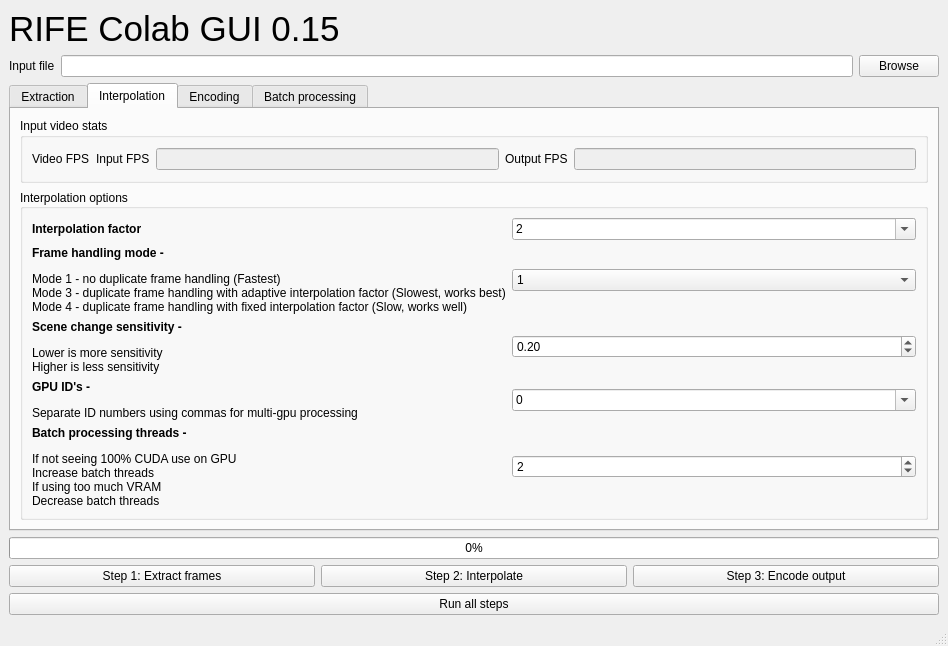
Above: main_gui.ui from HeylonNHP/RIFE-Colab before the change. Below: the same form after it.
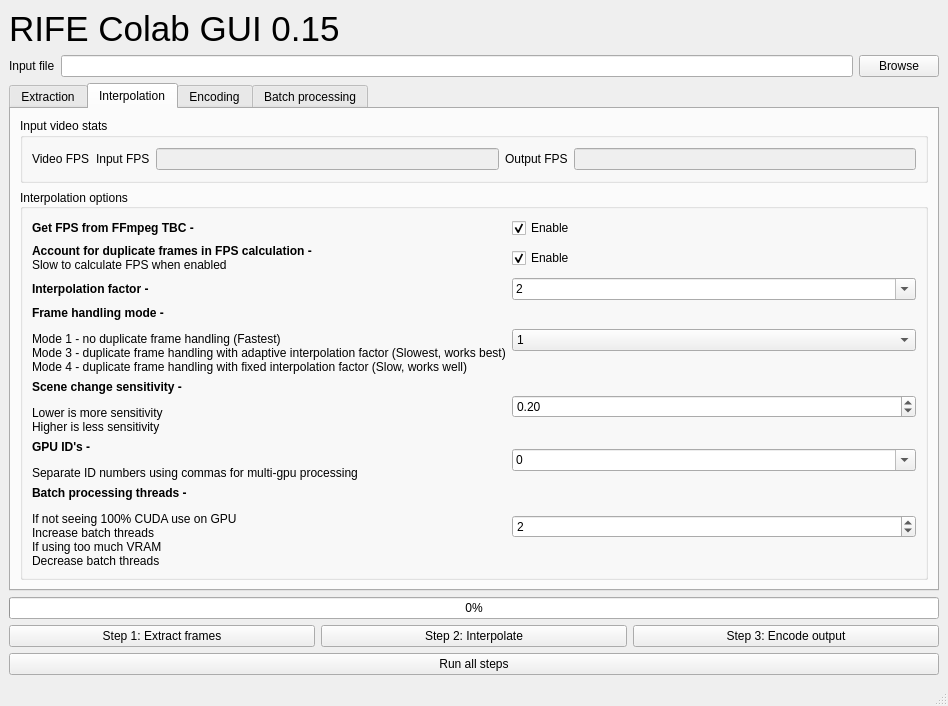
That is the form after the change. The open tabs and pages were chosen to show the change.

Commit message: Update GUI with checkboxes for accurate fps and fps accounted for duplicate frames

The edit to the form file:
```diff
--- a/main_gui.ui
+++ b/main_gui.ui
@@ -7,7 +7,7 @@
     <x>0</x>
     <y>0</y>
     <width>948</width>
-    <height>638</height>
+    <height>655</height>
    </rect>
   </property>
   <property name="windowTitle">
@@ -243,14 +243,31 @@
            <property name="sizeConstraint">
             <enum>QLayout::SetDefaultConstraint</enum>
            </property>
-           <item row="4" column="0">
-            <widget class="QLabel" name="label_7">
+           <item row="3" column="0">
+            <widget class="QLabel" name="label_4">
              <property name="text">
-              <string>&lt;html&gt;&lt;head/&gt;&lt;body&gt;&lt;p&gt;&lt;span style=&quot; font-weight:600;&quot;&gt;Batch processing threads -&lt;/span&gt;&lt;/p&gt;&lt;p&gt;If not seeing 100% CUDA use on GPU&lt;br/&gt;Increase batch threads&lt;br/&gt;If using too much VRAM&lt;br/&gt;Decrease batch threads&lt;/p&gt;&lt;/body&gt;&lt;/html&gt;</string>
+              <string>&lt;html&gt;&lt;head/&gt;&lt;body&gt;&lt;p&gt;&lt;span style=&quot; font-weight:600;&quot;&gt;Frame handling mode -&lt;/span&gt;&lt;/p&gt;
+&lt;p&gt;Mode 1 - no duplicate frame handling (Fastest)&lt;br&gt;
+Mode 3 - duplicate frame handling with adaptive interpolation factor (Slowest, works best)&lt;br&gt;
+Mode 4 - duplicate frame handling with fixed interpolation factor (Slow, works well)
+&lt;/body&gt;&lt;/html&gt;</string>
              </property>
             </widget>
            </item>
            <item row="4" column="1">
+            <widget class="QDoubleSpinBox" name="scenechangeSensitivityNumber">
+             <property name="maximum">
+              <double>1.000000000000000</double>
+             </property>
+             <property name="singleStep">
+              <double>0.010000000000000</double>
+             </property>
+             <property name="value">
+              <double>0.200000000000000</double>
+             </property>
+            </widget>
+           </item>
+           <item row="6" column="1">
             <widget class="QSpinBox" name="batchthreadsNumber">
              <property name="minimum">
               <number>1</number>
@@ -263,21 +280,21 @@
              </property>
             </widget>
            </item>
-           <item row="2" column="0">
+           <item row="4" column="0">
             <widget class="QLabel" name="label_5">
              <property name="text">
               <string>&lt;html&gt;&lt;head/&gt;&lt;body&gt;&lt;p&gt;&lt;span style=&quot; font-weight:600;&quot;&gt;Scene change sensitivity -&lt;/span&gt;&lt;/p&gt;&lt;p&gt;Lower is more sensitivity&lt;br/&gt;Higher is less sensitivity&lt;/p&gt;&lt;/body&gt;&lt;/html&gt;</string>
              </property>
             </widget>
            </item>
-           <item row="3" column="0">
+           <item row="5" column="0">
             <widget class="QLabel" name="label_6">
              <property name="text">
               <string>&lt;html&gt;&lt;head/&gt;&lt;body&gt;&lt;p&gt;&lt;span style=&quot; font-weight:600;&quot;&gt;GPU ID's -&lt;/span&gt;&lt;/p&gt;&lt;p&gt;Separate ID numbers using commas for multi-gpu processing&lt;/p&gt;&lt;/body&gt;&lt;/html&gt;</string>
              </property>
             </widget>
            </item>
-           <item row="1" column="1">
+           <item row="3" column="1">
             <widget class="QComboBox" name="modeSelect">
              <property name="currentText">
               <string>1</string>
@@ -299,38 +316,31 @@
              </item>
             </widget>
            </item>
-           <item row="1" column="0">
-            <widget class="QLabel" name="label_4">
-             <property name="text">
-              <string>&lt;html&gt;&lt;head/&gt;&lt;body&gt;&lt;p&gt;&lt;span style=&quot; font-weight:600;&quot;&gt;Frame handling mode -&lt;/span&gt;&lt;/p&gt;
-&lt;p&gt;Mode 1 - no duplicate frame handling (Fastest)&lt;br&gt;
-Mode 3 - duplicate frame handling with adaptive interpolation factor (Slowest, works best)&lt;br&gt;
-Mode 4 - duplicate frame handling with fixed interpolation factor (Slow, works well)
-&lt;/body&gt;&lt;/html&gt;</string>
-             </property>
-            </widget>
-           </item>
-           <item row="2" column="1">
-            <widget class="QDoubleSpinBox" name="scenechangeSensitivityNumber">
-             <property name="maximum">
-              <double>1.000000000000000</double>
-             </property>
-             <property name="singleStep">
-              <double>0.010000000000000</double>
-             </property>
-             <property name="value">
-              <double>0.200000000000000</double>
-             </property>
-            </widget>
-           </item>
-           <item row="0" column="0">
-            <widget class="QLabel" name="label_3">
-             <property name="text">
-              <string>&lt;html&gt;&lt;head/&gt;&lt;body&gt;&lt;p&gt;&lt;span style=&quot; font-weight:600;&quot;&gt;Interpolation factor&lt;/span&gt;&lt;/p&gt;&lt;/body&gt;&lt;/html&gt;</string>
-             </property>
-            </widget>
-           </item>
            <item row="0" column="1">
+            <widget class="QCheckBox" name="useAccurateFPSCheckbox">
+             <property name="text">
+              <string>Enable</string>
+             </property>
+             <property name="checked">
+              <bool>true</bool>
+             </property>
+            </widget>
+           </item>
+           <item row="6" column="0">
+            <widget class="QLabel" name="label_7">
+             <property name="text">
+              <string>&lt;html&gt;&lt;head/&gt;&lt;body&gt;&lt;p&gt;&lt;span style=&quot; font-weight:600;&quot;&gt;Batch processing threads -&lt;/span&gt;&lt;/p&gt;&lt;p&gt;If not seeing 100% CUDA use on GPU&lt;br/&gt;Increase batch threads&lt;br/&gt;If using too much VRAM&lt;br/&gt;Decrease batch threads&lt;/p&gt;&lt;/body&gt;&lt;/html&gt;</string>
+             </property>
+            </widget>
+           </item>
+           <item row="0" column="0">
+            <widget class="QLabel" name="label_2">
+             <property name="text">
+              <string>&lt;b&gt;Get FPS from FFmpeg TBC -&lt;/b&gt;</string>
+             </property>
+            </widget>
+           </item>
+           <item row="2" column="1">
             <widget class="QComboBox" name="interpolationFactorSelect">
              <property name="editable">
               <bool>true</bool>
@@ -387,7 +397,14 @@
              </item>
             </widget>
            </item>
-           <item row="3" column="1">
+           <item row="2" column="0">
+            <widget class="QLabel" name="label_3">
+             <property name="text">
+              <string>&lt;html&gt;&lt;head/&gt;&lt;body&gt;&lt;p&gt;&lt;span style=&quot; font-weight:600;&quot;&gt;Interpolation factor -&lt;/span&gt;&lt;/p&gt;&lt;/body&gt;&lt;/html&gt;</string>
+             </property>
+            </widget>
+           </item>
+           <item row="5" column="1">
             <widget class="QComboBox" name="gpuidsSelect">
              <property name="editable">
               <bool>true</bool>
@@ -409,6 +426,24 @@
              </item>
             </widget>
            </item>
+           <item row="1" column="0">
+            <widget class="QLabel" name="label_21">
+             <property name="text">
+              <string>&lt;b&gt;Account for duplicate frames in FPS calculation -&lt;/b&gt;&lt;br&gt;
+Slow to calculate FPS when enabled</string>
+             </property>
+            </widget>
+           </item>
+           <item row="1" column="1">
+            <widget class="QCheckBox" name="accountForDuplicateFramesCheckbox">
+             <property name="text">
+              <string>Enable</string>
+             </property>
+             <property name="checked">
+              <bool>true</bool>
+             </property>
+            </widget>
+           </item>
           </layout>
          </widget>
         </item>
```
Left out of the diff: 2 changed lines with no effect on the pictures. The commit also changes 1 other file.
